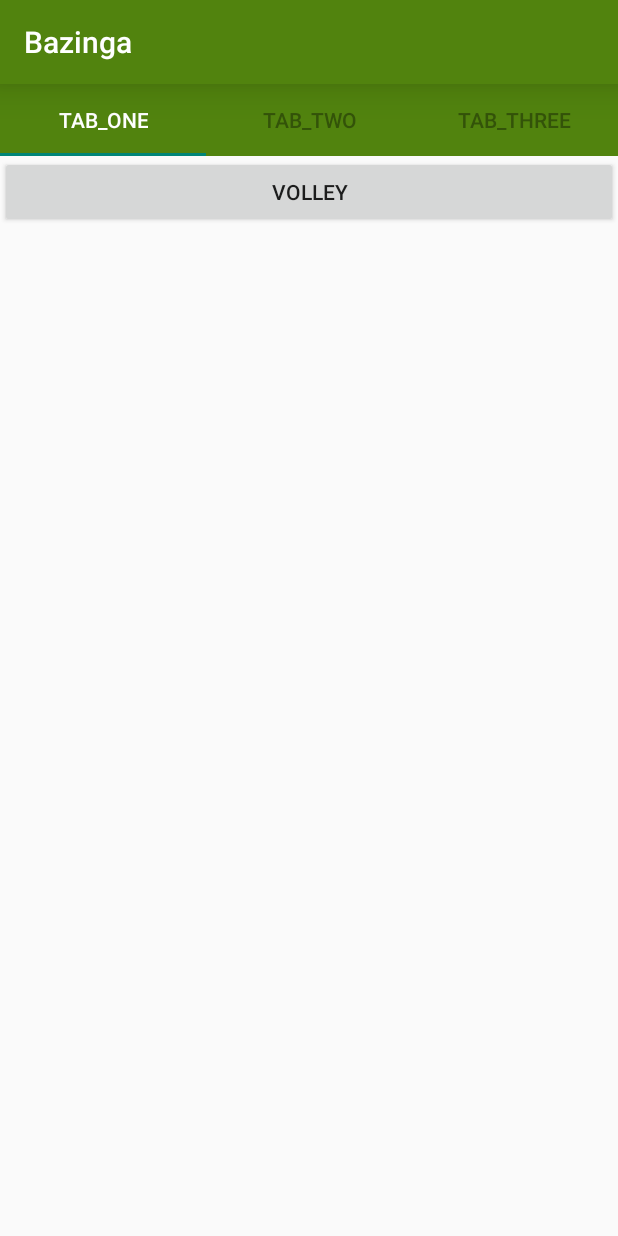
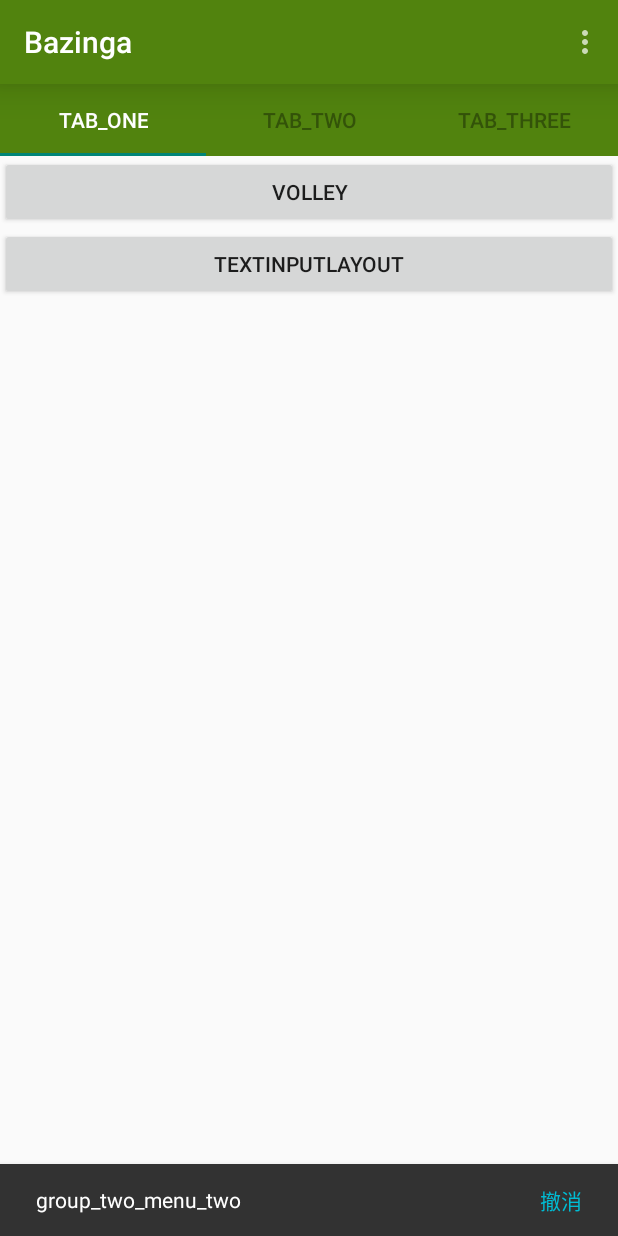
Before and after one commit to mojota/Bazinga, an Android app: the screen it shows after launch (MainActivity), in the side drawer, after a tap on "group_two_menu_two", on a phone screen of 412 x 824 dp. Run offline under Robolectric (Android 15) with nearby library versions, the light colour scheme and no system bars.

Commit message:
Snackbar,TextInputLayout

```diff
--- a/app/src/main/AndroidManifest.xml
+++ b/app/src/main/AndroidManifest.xml
@@ -21,6 +21,7 @@
             </intent-filter>
         </activity>
         <activity android:name=".VolleyActivity" />
+        <activity android:name=".TextInputActivity" />
         <activity
             android:name=".ToolBarActivity"
             android:label="@string/title_activity_base"
--- a/app/src/main/java/com/mojota/bazinga/MainActivity.java
+++ b/app/src/main/java/com/mojota/bazinga/MainActivity.java
@@ -4,6 +4,7 @@
 import android.graphics.Color;
 import android.net.Uri;
 import android.support.design.widget.NavigationView;
+import android.support.design.widget.Snackbar;
 import android.support.design.widget.TabLayout;
 import android.support.v4.app.Fragment;
 import android.support.v4.app.FragmentManager;
@@ -13,6 +14,7 @@
 import android.os.Bundle;
 import android.view.MenuItem;
 import android.view.View;
+import android.widget.LinearLayout;
 
 import java.util.ArrayList;
 
@@ -25,18 +27,31 @@
     private ArrayList<String> mTabTitleList;
     private ArrayList<Fragment> mFragmentList;
     private ViewPagerAdapter mPagerAdapter;
+    private LinearLayout mLayoutMain;
 
     @Override
     protected void onCreate(Bundle savedInstanceState) {
         super.onCreate(savedInstanceState);
         setContentView(R.layout.activity_main);
         getSupportActionBar().setDisplayHomeAsUpEnabled(false);
+        mLayoutMain = (LinearLayout) findViewById(R.id.layout_main);
         mDrawerLayout = (DrawerLayout) findViewById(R.id.drawer_layout);
         mNavigation = (NavigationView) findViewById(R.id.view_navigation);
         mNavigation.setNavigationItemSelectedListener(new NavigationView.OnNavigationItemSelectedListener() {
             @Override
             public boolean onNavigationItemSelected(MenuItem menuItem) {
                 switch (menuItem.getItemId()) {
+                    case R.id.group_two_menu_one:
+                        Snackbar.make(mLayoutMain, R.string.str_group_one, Snackbar.LENGTH_SHORT).show();
+                        break;
+                    case R.id.group_two_menu_two:
+                        Snackbar.make(mLayoutMain, R.string.str_group_two_menu_two, Snackbar.LENGTH_LONG).setAction(R.string.cancle, new View.OnClickListener() {
+                            @Override
+                            public void onClick(View v) {
+
+                            }
+                        }).setActionTextColor(Color.parseColor("#00BCD4")).show();
+                        break;
                     default:
                         break;
                 }
@@ -52,7 +67,7 @@
         mViewPager.setAdapter(mPagerAdapter);
         mTab.setTabsFromPagerAdapter(mPagerAdapter);
         mTab.setupWithViewPager(mViewPager);
-        mTab.setTabTextColors(Color.parseColor("#335309"),Color.WHITE);
+        mTab.setTabTextColors(Color.parseColor("#335309"), Color.WHITE);
     }
 
     private void initList() {
@@ -93,8 +108,4 @@
         }
     }
 
-    public void onVolleyClick(View view) {
-        Intent intent = new Intent(MainActivity.this, VolleyActivity.class);
-        startActivity(intent);
-    }
 }
--- a/app/src/main/java/com/mojota/bazinga/OneFragment.java
+++ b/app/src/main/java/com/mojota/bazinga/OneFragment.java
@@ -1,17 +1,22 @@
 package com.mojota.bazinga;
 
 
+import android.content.Intent;
 import android.os.Bundle;
 import android.support.v4.app.Fragment;
 import android.view.LayoutInflater;
 import android.view.View;
 import android.view.ViewGroup;
+import android.widget.Button;
 
 
 /**
  * A simple {@link Fragment} subclass.
  */
-public class OneFragment extends Fragment {
+public class OneFragment extends Fragment implements View.OnClickListener {
+
+    private Button btVolley;
+    private Button btTextInput;
 
     public static OneFragment newInstance(String param1, String param2) {
         OneFragment fragment = new OneFragment();
@@ -30,9 +35,26 @@
     @Override
     public View onCreateView(LayoutInflater inflater, ViewGroup container,
                              Bundle savedInstanceState) {
-        // Inflate the layout for this fragment
-        return inflater.inflate(R.layout.fragment_one, container, false);
+        View view = inflater.inflate(R.layout.fragment_one, container, false);
+        btVolley = (Button) view.findViewById(R.id.bt_volley);
+        btTextInput = (Button) view.findViewById(R.id.bt_textinput);
+        btVolley.setOnClickListener(this);
+        btTextInput.setOnClickListener(this);
+        return view;
     }
 
+    @Override
+    public void onClick(View v) {
+        switch (v.getId()) {
+            case R.id.bt_volley:
+                Intent volleyIntent = new Intent(getActivity(), VolleyActivity.class);
+                startActivity(volleyIntent);
+                break;
+            case R.id.bt_textinput:
+                Intent textInputIntent = new Intent(getActivity(), TextInputActivity.class);
+                startActivity(textInputIntent);
+                break;
+        }
 
+    }
 }
--- /dev/null
+++ b/app/src/main/java/com/mojota/bazinga/TextInputActivity.java
@@ -0,0 +1,71 @@
+package com.mojota.bazinga;
+
+import android.os.Bundle;
+import android.support.design.widget.TextInputLayout;
+import android.text.Editable;
+import android.text.TextWatcher;
+import android.widget.EditText;
+
+/**
+ * Created by mojota on 15-10-14.
+ */
+public class TextInputActivity extends ToolBarActivity {
+
+    private TextInputLayout mTiUsername;
+    private TextInputLayout mTiPassword;
+
+    @Override
+    protected void onCreate(Bundle savedInstanceState) {
+        super.onCreate(savedInstanceState);
+        setContentView(R.layout.activity_textinput);
+        mTiUsername = (TextInputLayout) findViewById(R.id.ti_username);
+        mTiPassword = (TextInputLayout) findViewById(R.id.ti_password);
+        EditText edUsername = mTiUsername.getEditText();
+        EditText edPassword = mTiPassword.getEditText();
+
+        edUsername.addTextChangedListener(new TextWatcher() {
+            @Override
+            public void beforeTextChanged(CharSequence s, int start, int count, int after) {
+
+            }
+
+            @Override
+            public void onTextChanged(CharSequence s, int start, int before, int count) {
+                if (s.length() > 2){
+                    mTiUsername.setError(getString(R.string.str_username_error));
+                    mTiUsername.setErrorEnabled(true);
+                } else {
+                    mTiUsername.setErrorEnabled(false);
+                }
+
+            }
+
+            @Override
+            public void afterTextChanged(Editable s) {
+
+            }
+        });
+
+        edPassword.addTextChangedListener(new TextWatcher() {
+            @Override
+            public void beforeTextChanged(CharSequence s, int start, int count, int after) {
+                if (s.length() > 2) {
+                    mTiPassword.setError(getString(R.string.str_password_error));
+                    mTiPassword.setErrorEnabled(true);
+                } else {
+                    mTiPassword.setErrorEnabled(false);
+                }
+            }
+
+            @Override
+            public void onTextChanged(CharSequence s, int start, int before, int count) {
+
+            }
+
+            @Override
+            public void afterTextChanged(Editable s) {
+
+            }
+        });
+    }
+}
--- a/app/src/main/java/com/mojota/bazinga/ToolBarActivity.java
+++ b/app/src/main/java/com/mojota/bazinga/ToolBarActivity.java
@@ -46,11 +46,11 @@
         mCenterTitle.setText(resId);
     }
 
-//    @Override
-//    public boolean onCreateOptionsMenu(Menu menu) {
-//        getMenuInflater().inflate(R.menu.menu_main, menu);
-//        return super.onCreateOptionsMenu(menu);
-//    }
+    @Override
+    public boolean onCreateOptionsMenu(Menu menu) {
+        getMenuInflater().inflate(R.menu.menu_main, menu);
+        return super.onCreateOptionsMenu(menu);
+    }
 
     @Override
     public boolean onOptionsItemSelected(MenuItem item) {
--- a/app/src/main/java/com/mojota/bazinga/VolleyActivity.java
+++ b/app/src/main/java/com/mojota/bazinga/VolleyActivity.java
@@ -35,7 +35,7 @@
     protected void onCreate(Bundle savedInstanceState) {
         super.onCreate(savedInstanceState);
         setContentView(R.layout.activity_volley);
-        setTitle(R.string.volley);
+        setTitle(R.string.str_volley);
         mTabLayout = (TabLayout) findViewById(R.id.tablayout);
         mTabLayout.addTab(mTabLayout.newTab().setText(R.string.string_data),true);
         mTabLayout.addTab(mTabLayout.newTab().setText(R.string.json_data),false);
--- a/app/src/main/res/layout/activity_main.xml
+++ b/app/src/main/res/layout/activity_main.xml
@@ -9,6 +9,7 @@
         android:layout_height="match_parent">
 
         <LinearLayout
+            android:id="@+id/layout_main"
             android:layout_width="match_parent"
             android:layout_height="match_parent"
             android:orientation="vertical">
--- a/app/src/main/res/layout/fragment_one.xml
+++ b/app/src/main/res/layout/fragment_one.xml
@@ -1,7 +1,8 @@
-<FrameLayout xmlns:android="http://schemas.android.com/apk/res/android"
+<LinearLayout xmlns:android="http://schemas.android.com/apk/res/android"
     xmlns:tools="http://schemas.android.com/tools"
     android:layout_width="match_parent"
     android:layout_height="match_parent"
+    android:orientation="vertical"
     tools:context="com.mojota.bazinga.OneFragment">
 
     <Button
@@ -9,5 +10,12 @@
         android:layout_width="match_parent"
         android:layout_height="wrap_content"
         android:onClick="onVolleyClick"
-        android:text="@string/volley" />
-</FrameLayout>
+        android:text="@string/str_volley" />
+
+    <Button
+        android:id="@+id/bt_textinput"
+        android:layout_width="match_parent"
+        android:layout_height="wrap_content"
+        android:onClick="onTextInputClick"
+        android:text="@string/str_textInputLayout" />
+</LinearLayout>
--- a/app/src/main/res/menu/menu_nav.xml
+++ b/app/src/main/res/menu/menu_nav.xml
@@ -2,30 +2,30 @@
     <item
         android:id="@+id/nav_one"
         android:icon="@mipmap/ic_nav"
-        android:title="one" />
+        android:title="@string/str_one" />
     <group android:checkableBehavior="single">
         <item
             android:id="@+id/nav_group_one"
             android:icon="@mipmap/ic_nav"
-            android:title="group_one" />
+            android:title="@string/str_group_one" />
         <item
             android:id="@+id/nav_group_two"
             android:icon="@mipmap/ic_nav"
-            android:title="group_two">
+            android:title="@string/str_group_two">
             <menu>
                 <item
                     android:id="@+id/group_two_menu_one"
                     android:icon="@mipmap/ic_nav"
-                    android:title="group_two_menu_one" />
+                    android:title="@string/str_group_two_menu_one" />
                 <item
                     android:id="@+id/group_two_menu_two"
                     android:icon="@mipmap/ic_nav"
-                    android:title="group_two_menu_two" />
+                    android:title="@string/str_group_two_menu_two" />
             </menu>
         </item>
         <item
             android:id="@+id/nav_group_three"
             android:icon="@mipmap/ic_nav"
-            android:title="group_three" />
+            android:title="@string/str_group_three" />
     </group>
 </menu>
--- a/app/src/main/res/values/colors.xml
+++ b/app/src/main/res/values/colors.xml
@@ -3,4 +3,5 @@
     <color name="color_theme">#51830e</color>
     <color name="color_theme_dark">#335309</color>
     <color name="color_volley_result">#e7f7e7</color>
+    <color name="color_google">#00BCD4</color>
 </resources>
--- a/app/src/main/res/values/strings.xml
+++ b/app/src/main/res/values/strings.xml
@@ -1,7 +1,8 @@
 <resources>
     <string name="app_name">Bazinga</string>
 
-    <string name="volley">volley</string>
+    <string name="str_volley">volley</string>
+    <string name="str_textInputLayout">TextInputLayout</string>
     <string name="action_settings">Settings</string>
     <string name="string_data">string_data_get</string>
     <string name="json_data">json_data_get</string>
@@ -15,4 +16,17 @@
     <string name="str_tab_one">tab_one</string>
     <string name="str_tab_two">tab_two</string>
     <string name="str_tab_three">tab_three</string>
+
+    <string name="str_group_one">group_one</string>
+    <string name="str_group_two">group_two</string>
+    <string name="str_group_three">group_three</string>
+    <string name="str_one">one</string>
+    <string name="str_group_two_menu_one">group_two_menu_one</string>
+    <string name="str_group_two_menu_two">group_two_menu_two</string>
+    <string name="cancle">撤消</string>
+
+    <string name="str_username">用户名</string>
+    <string name="str_username_error">用户名不存在</string>
+    <string name="str_password">密码</string>
+    <string name="str_password_error">密码错误</string>
 </resources>
```
Also changed, not shown: app/src/main/res/layout/activity_textinput.xml (added, +31 -0 lines).
